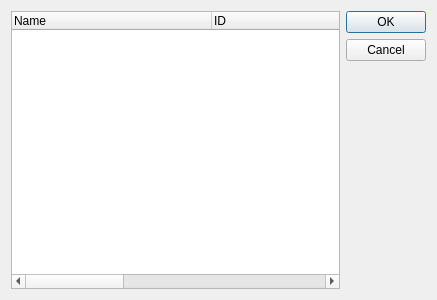
First picture: the form in editseletableriskreduction.ui, repository FlorianWeber1018/RiskManager, before the edit.
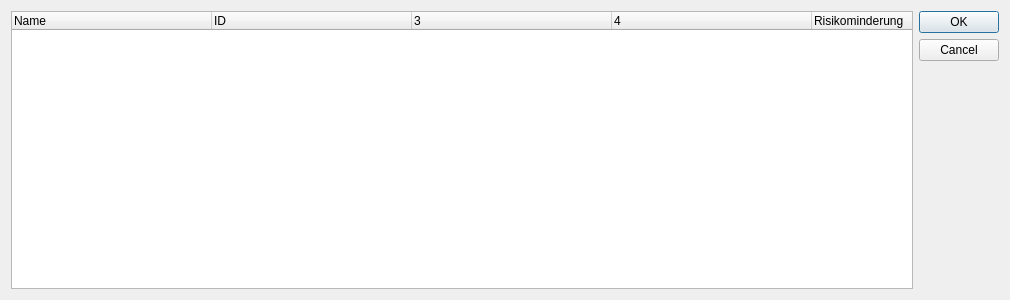
Second picture: the form after the edit.

```diff
--- a/editseletableriskreduction.ui
+++ b/editseletableriskreduction.ui
@@ -6,7 +6,7 @@
    <rect>
     <x>0</x>
     <y>0</y>
-    <width>437</width>
+    <width>1010</width>
     <height>300</height>
    </rect>
   </property>
```
